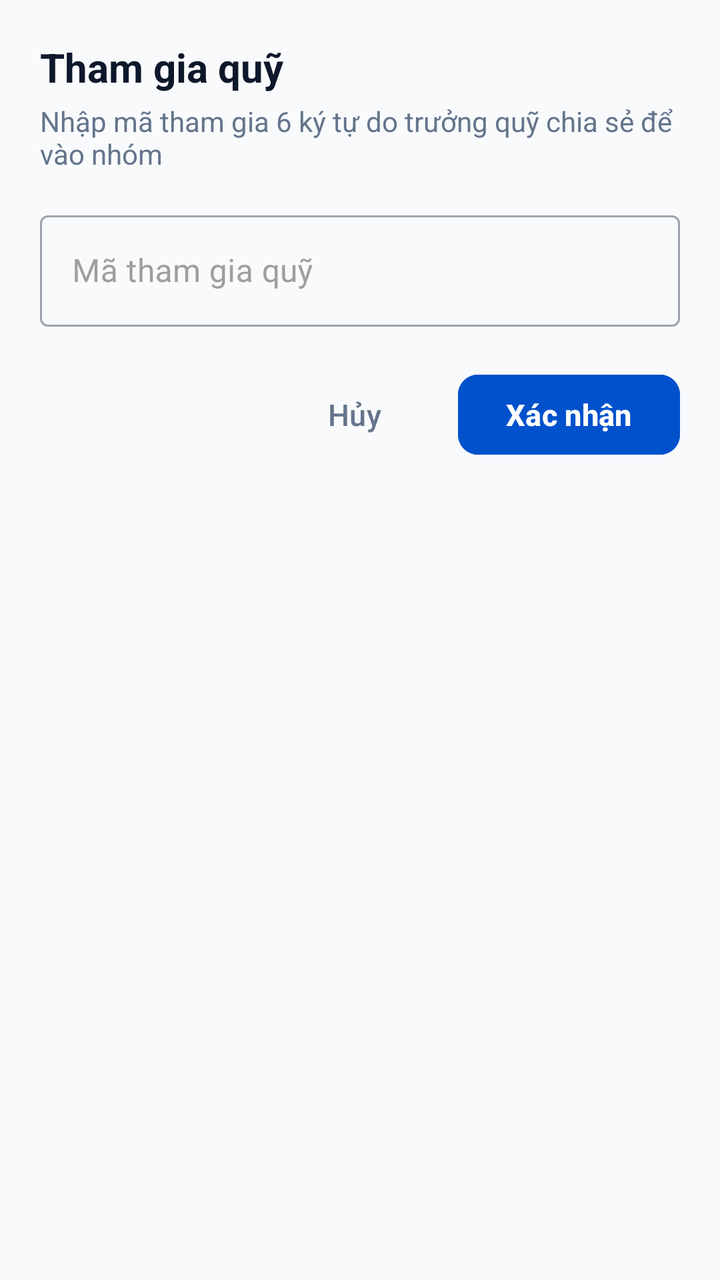
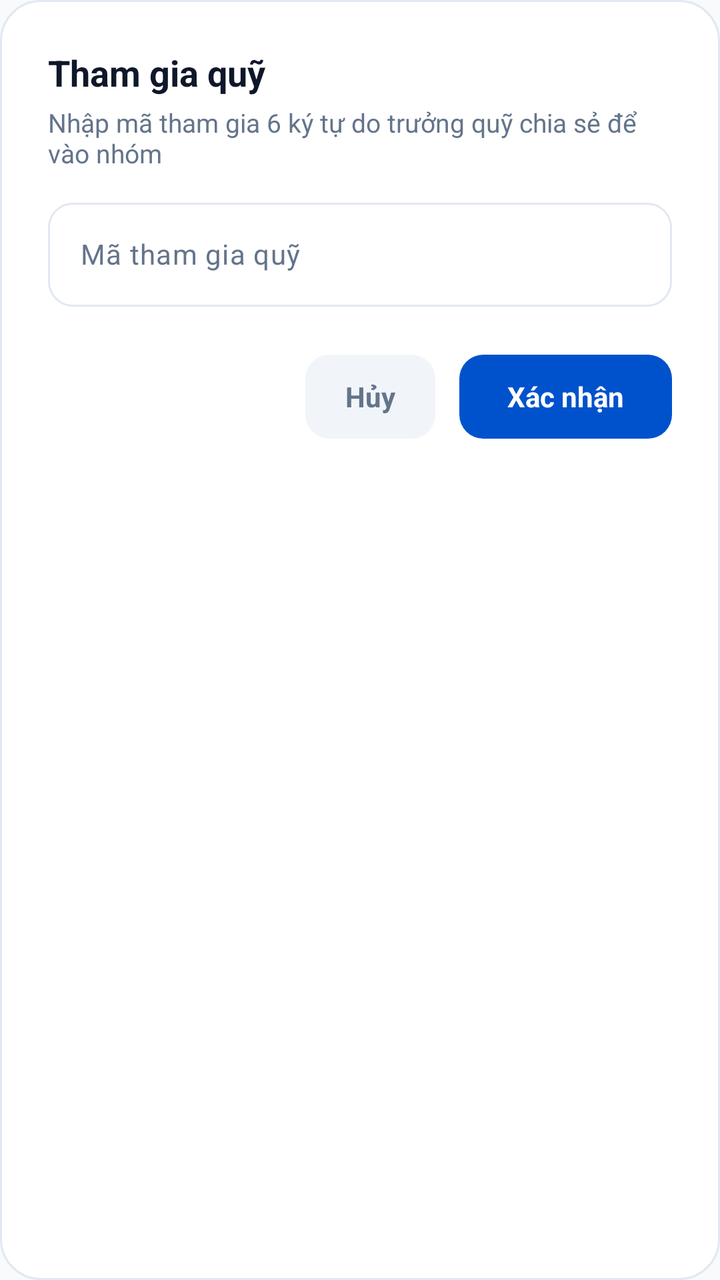

Two renders of the same Android screen: before a commit and after it. Below are the layout's source before the change and the commit's diff.
<!-- AndroidManifest.xml: application theme Theme.SharedFund -->
<!-- res/layout/dialog_join_room.xml -->
<?xml version="1.0" encoding="utf-8"?>
<LinearLayout xmlns:android="http://schemas.android.com/apk/res/android"
    xmlns:app="http://schemas.android.com/apk/res-auto"
    android:layout_width="match_parent"
    android:layout_height="wrap_content"
    android:orientation="vertical"
    android:padding="20dp">

    <TextView
        android:layout_width="match_parent"
        android:layout_height="wrap_content"
        android:text="Tham gia quỹ"
        android:textColor="@color/text_primary"
        android:textSize="20sp"
        android:textStyle="bold" />

    <TextView
        android:layout_width="match_parent"
        android:layout_height="wrap_content"
        android:layout_marginTop="4dp"
        android:text="Nhập mã tham gia 6 ký tự do trưởng quỹ chia sẻ để vào nhóm"
        android:textColor="@color/text_secondary"
        android:textSize="14sp" />

    <com.google.android.material.textfield.TextInputLayout
        android:id="@+id/tilDialogJoinCode"
        style="@style/Widget.MaterialComponents.TextInputLayout.OutlinedBox"
        android:layout_width="match_parent"
        android:layout_height="wrap_content"
        android:layout_marginTop="16dp"
        android:hint="Mã tham gia quỹ"
        android:textColorHint="#9E9E9E">

        <com.google.android.material.textfield.TextInputEditText
            android:id="@+id/etDialogJoinCode"
            android:layout_width="match_parent"
            android:layout_height="wrap_content"
            android:textAllCaps="true"
            android:inputType="textCapCharacters|textNoSuggestions"
            android:maxLength="10"
            android:minHeight="48dp"
            android:textColor="@color/text_primary"
            android:textSize="16sp" />
    </com.google.android.material.textfield.TextInputLayout>

    <LinearLayout
        android:layout_width="match_parent"
        android:layout_height="wrap_content"
        android:layout_marginTop="20dp"
        android:gravity="end"
        android:orientation="horizontal">

        <com.google.android.material.button.MaterialButton
            android:id="@+id/btnCancelJoinRoom"
            style="@style/Widget.Material3.Button.TextButton"
            android:layout_width="wrap_content"
            android:layout_height="48dp"
            android:layout_marginEnd="8dp"
            android:text="Hủy"
            android:textColor="@color/text_secondary"
            android:textSize="15sp" />

        <com.google.android.material.button.MaterialButton
            android:id="@+id/btnConfirmJoinRoom"
            android:layout_width="wrap_content"
            android:layout_height="48dp"
            android:backgroundTint="@color/primary"
            android:text="Xác nhận"
            android:textColor="@color/white"
            android:textSize="15sp"
            android:textStyle="bold"
            app:cornerRadius="10dp" />
    </LinearLayout>

</LinearLayout>
<!-- resources referenced by this layout -->
<resources>
  <color name="primary">#0052CC</color>
  <color name="text_primary">#0F172A</color>
  <color name="text_secondary">#64748B</color>
  <color name="white">#FFFFFFFF</color>
  <style name="Theme.SharedFund" parent="Base.Theme.SharedFund" />
  <style name="Base.Theme.SharedFund" parent="Theme.Material3.Light.NoActionBar">
          <item name="colorPrimary">@color/primary</item>
          <item name="colorPrimaryDark">@color/primary_dark</item>
          <item name="colorSecondary">@color/accent_income</item>
          <item name="android:statusBarColor">@color/surface</item>
          <item name="android:windowLightStatusBar">true</item>
          <item name="android:windowBackground">@color/background</item>
          <item name="colorSurface">@color/surface</item>
          <item name="colorOnSurface">@color/text_primary</item>
          <item name="android:textColorPrimary">@color/text_primary</item>
          <item name="android:textColorSecondary">@color/text_secondary</item>
          <item name="android:textColorHint">@color/text_secondary</item>
          <item name="editTextColor">@color/text_primary</item>
      </style>
  <color name="primary_dark">#003D99</color>
  <color name="accent_income">#10B981</color>
  <color name="surface">#FFFFFF</color>
  <color name="background">#F8FAFC</color>
</resources>

<!-- the commit's change to res/layout/dialog_join_room.xml (unified diff, before → after) -->
@@ -3,15 +3,16 @@
     xmlns:app="http://schemas.android.com/apk/res-auto"
     android:layout_width="match_parent"
     android:layout_height="wrap_content"
+    android:background="@drawable/bg_dialog_card"
     android:orientation="vertical"
-    android:padding="20dp">
+    android:padding="24dp">
 
     <TextView
         android:layout_width="match_parent"
         android:layout_height="wrap_content"
         android:text="Tham gia quỹ"
         android:textColor="@color/text_primary"
-        android:textSize="20sp"
+        android:textSize="18sp"
         android:textStyle="bold" />
 
     <TextView
@@ -20,56 +21,71 @@
         android:layout_marginTop="4dp"
         android:text="Nhập mã tham gia 6 ký tự do trưởng quỹ chia sẻ để vào nhóm"
         android:textColor="@color/text_secondary"
-        android:textSize="14sp" />
+        android:textSize="13sp" />
 
     <com.google.android.material.textfield.TextInputLayout
         android:id="@+id/tilDialogJoinCode"
-        style="@style/Widget.MaterialComponents.TextInputLayout.OutlinedBox"
         android:layout_width="match_parent"
         android:layout_height="wrap_content"
         android:layout_marginTop="16dp"
-        android:hint="Mã tham gia quỹ"
-        android:textColorHint="#9E9E9E">
+        app:boxBackgroundMode="none"
+        app:hintEnabled="false">
 
         <com.google.android.material.textfield.TextInputEditText
             android:id="@+id/etDialogJoinCode"
             android:layout_width="match_parent"
-            android:layout_height="wrap_content"
-            android:textAllCaps="true"
+            android:layout_height="52dp"
+            android:background="@drawable/bg_input_box"
+            android:hint="Mã tham gia quỹ"
             android:inputType="textCapCharacters|textNoSuggestions"
             android:maxLength="10"
-            android:minHeight="48dp"
+            android:paddingStart="16dp"
+            android:paddingEnd="16dp"
+            android:textAllCaps="true"
             android:textColor="@color/text_primary"
-            android:textSize="16sp" />
+            android:textColorHint="@color/text_secondary"
+            android:textSize="14sp" />
     </com.google.android.material.textfield.TextInputLayout>
 
     <LinearLayout
         android:layout_width="match_parent"
         android:layout_height="wrap_content"
-        android:layout_marginTop="20dp"
+        android:layout_marginTop="24dp"
         android:gravity="end"
         android:orientation="horizontal">
 
-        <com.google.android.material.button.MaterialButton
+        <TextView
             android:id="@+id/btnCancelJoinRoom"
-            style="@style/Widget.Material3.Button.TextButton"
             android:layout_width="wrap_content"
-            android:layout_height="48dp"
-            android:layout_marginEnd="8dp"
+            android:layout_height="42dp"
+            android:layout_marginEnd="12dp"
+            android:background="@drawable/bg_button_neutral"
+            android:clickable="true"
+            android:focusable="true"
+            android:foreground="?attr/selectableItemBackground"
+            android:gravity="center"
+            android:paddingStart="20dp"
+            android:paddingEnd="20dp"
             android:text="Hủy"
             android:textColor="@color/text_secondary"
-            android:textSize="15sp" />
+            android:textSize="14sp"
+            android:textStyle="bold" />
 
-        <com.google.android.material.button.MaterialButton
+        <TextView
             android:id="@+id/btnConfirmJoinRoom"
             android:layout_width="wrap_content"
-            android:layout_height="48dp"
-            android:backgroundTint="@color/primary"
+            android:layout_height="42dp"
+            android:background="@drawable/bg_button_primary"
+            android:clickable="true"
+            android:focusable="true"
+            android:foreground="?attr/selectableItemBackground"
+            android:gravity="center"
+            android:paddingStart="24dp"
+            android:paddingEnd="24dp"
             android:text="Xác nhận"
-            android:textColor="@color/white"
-            android:textSize="15sp"
-            android:textStyle="bold"
-            app:cornerRadius="10dp" />
+            android:textColor="@color/surface"
+            android:textSize="14sp"
+            android:textStyle="bold" />
     </LinearLayout>
 
 </LinearLayout>
<!-- resource entries referenced after the edit -->
@@ -1,10 +1,45 @@
 <!-- resources referenced by this layout -->
 <resources>
   <color name="primary">#0052CC</color>
+  <color name="border">#E2E8F0</color>
   <color name="text_primary">#0F172A</color>
   <color name="text_secondary">#64748B</color>
-  <color name="white">#FFFFFFFF</color>
+  <!-- drawable bg_button_neutral (drawable) -->
+  <?xml version="1.0" encoding="utf-8"?>
+  <shape xmlns:android="http://schemas.android.com/apk/res/android"
+      android:shape="rectangle">
+      <solid android:color="@color/surface_variant" />
+      <corners android:radius="12dp" />
+  </shape>
+  <!-- drawable bg_button_primary (drawable) -->
+  <?xml version="1.0" encoding="utf-8"?>
+  <shape xmlns:android="http://schemas.android.com/apk/res/android"
+      android:shape="rectangle">
+      <solid android:color="@color/primary" />
+      <corners android:radius="12dp" />
+  </shape>
+  <!-- drawable bg_dialog_card (drawable) -->
+  <?xml version="1.0" encoding="utf-8"?>
+  <shape xmlns:android="http://schemas.android.com/apk/res/android"
+      android:shape="rectangle">
+      <solid android:color="@color/surface" />
+      <corners android:radius="20dp" />
+      <stroke
+          android:width="1dp"
+          android:color="@color/border" />
+  </shape>
+  <!-- drawable bg_input_box (drawable) -->
+  <?xml version="1.0" encoding="utf-8"?>
+  <shape xmlns:android="http://schemas.android.com/apk/res/android"
+      android:shape="rectangle">
+      <solid android:color="@color/surface" />
+      <stroke
+          android:width="1dp"
+          android:color="@color/border" />
+      <corners android:radius="12dp" />
+  </shape>
   <style name="Theme.SharedFund" parent="Base.Theme.SharedFund" />
+  <color name="surface_variant">#F1F5F9</color>
   <style name="Base.Theme.SharedFund" parent="Theme.Material3.Light.NoActionBar">
           <item name="colorPrimary">@color/primary</item>
           <item name="colorPrimaryDark">@color/primary_dark</item>
